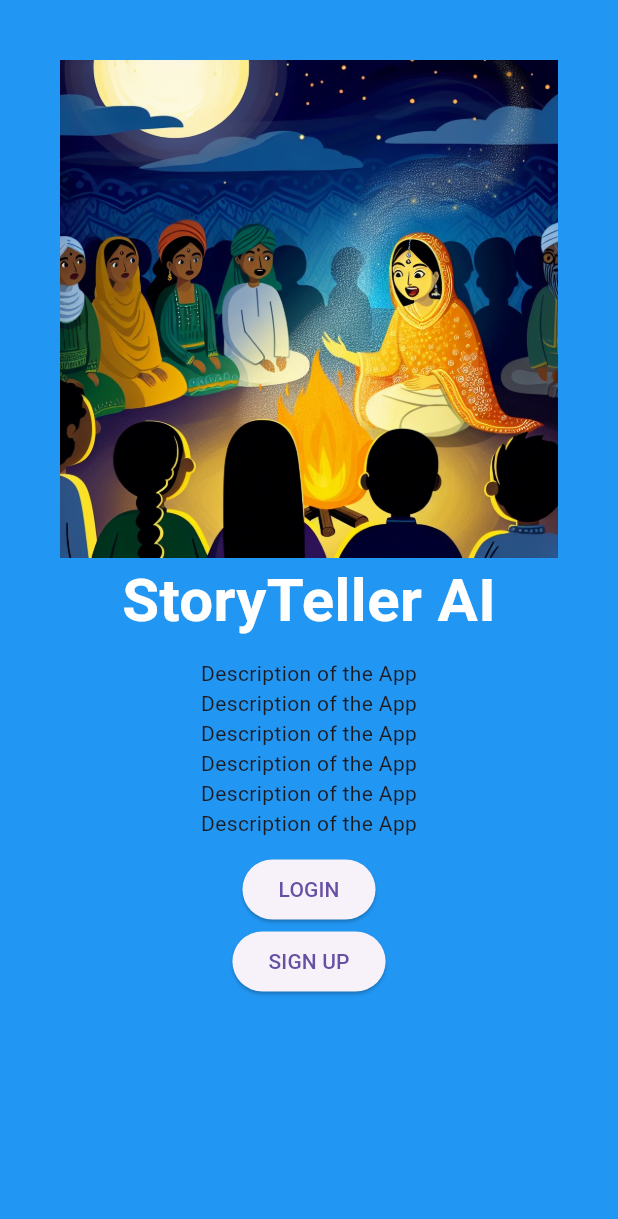
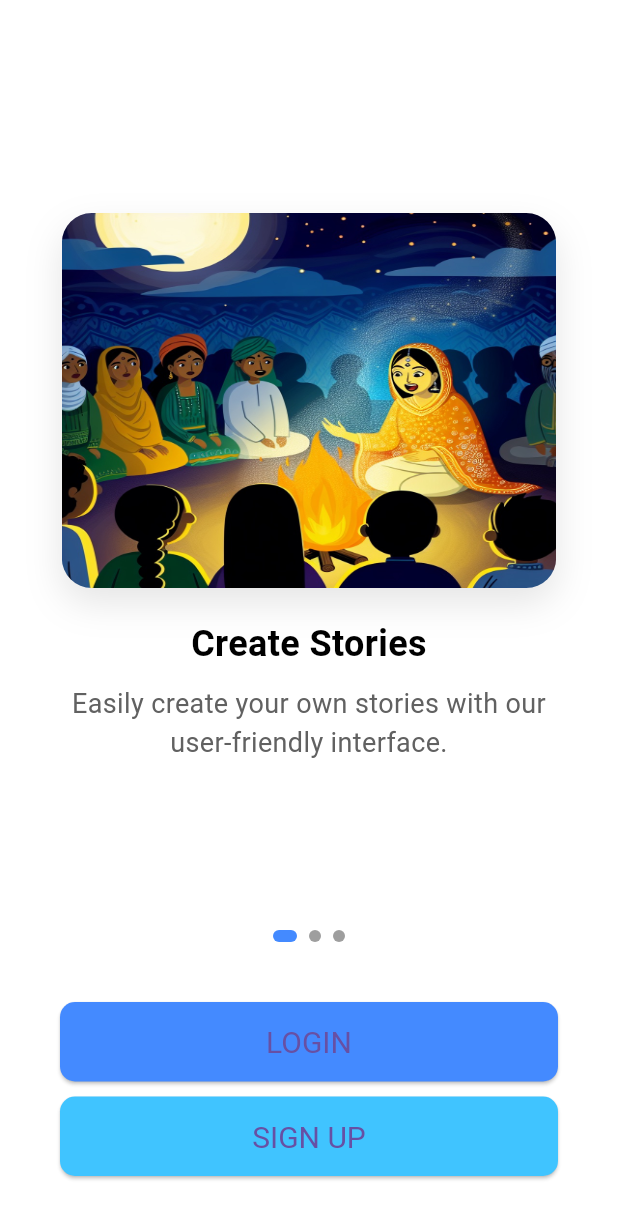
Before and after one commit to storytellerksu/storyteller_ai, a Flutter app: the screen it shows after launch, on a phone screen of 412 x 824 dp. Shown: the top 1219 px of the screen. Run offline on Flutter 3.47's test engine with Material 3 defaults, Android fonts, the phone set to English and light mode, and no system bars; our stand-ins replace cloud_firestore, firebase_auth, firebase_core; accounts and stored records are empty; Roboto replaces fonts that are missing (San Francisco).

Commit message:
added UI designs for autherization page

```diff
--- a/lib/pages/auth/authorization_menu.dart
+++ b/lib/pages/auth/authorization_menu.dart
@@ -1,42 +1,73 @@
-// ignore_for_file: prefer_const_constructors, prefer_const_literals_to_create_immutables
-
 import 'package:flutter/material.dart';
 import 'package:storytellerai/pages/auth/login_page.dart';
 import 'package:storytellerai/pages/auth/registration.dart';
 
-class AuthorizationMenu extends StatelessWidget {
+class AuthorizationMenu extends StatefulWidget {
   const AuthorizationMenu({super.key});
 
   @override
+  _AuthorizationMenuState createState() => _AuthorizationMenuState();
+}
+
+class _AuthorizationMenuState extends State<AuthorizationMenu> {
+  final PageController _pageController = PageController();
+  int _currentPage = 0;
+
+  @override
+  void initState() {
+    super.initState();
+    _pageController.addListener(() {
+      setState(() {
+        _currentPage = _pageController.page!.round();
+      });
+    });
+  }
+
+  @override
+  void dispose() {
+    _pageController.dispose();
+    super.dispose();
+  }
+
+  @override
   Widget build(BuildContext context) {
-    return PopScope(
-      canPop: false,
+    return WillPopScope(
+      onWillPop: () async => false,
       child: Scaffold(
-        backgroundColor: Colors.blue,
-        body: Center(
-          child: Padding(
+        backgroundColor: Colors.white,
+        body: Column(
+          mainAxisAlignment: MainAxisAlignment.center,
+          children: [
+            Expanded(
+              child: PageView(
+                controller: _pageController,
+                children: [
+                  _buildCarouselItem(
+                    image: "assets/storylady.jpeg",
+                    title: "Create Stories",
+                    description: "Easily create your own stories with our user-friendly interface.",
+                  ),
+                  _buildCarouselItem(
+                    image: "assets/genres.jpg",
+                    title: "Explore Genres",
+                    description: "Browse a wide range of genres to find inspiration.",
+                  ),
+                  _buildCarouselItem(
+                    image: "assets/sharing.webp",
+                    title: "Share Your Stories",
+                    description: "Publish your stories and reach a wider audience.",
+                  ),
+                ],
+              ),
+            ),
+            _buildPageIndicators(),
+            Padding(
               padding: const EdgeInsets.all(40),
               child: Column(
                 children: [
-                Image.asset(
-                  "assets/storylady.jpeg",
-                ),
-                Text(
-                  "StoryTeller AI",
-                  style: TextStyle(
-                      fontWeight: FontWeight.bold,
-                      fontSize: 40,
-                      color: Colors.white),
-                ),
-                SizedBox(height: 10),
-                Text("Description of the App"),
-                Text("Description of the App"),
-                Text("Description of the App"),
-                Text("Description of the App"),
-                Text("Description of the App"),
-                Text("Description of the App"),
-                SizedBox(height: 10),
-                ElevatedButton(
+                  SizedBox(
+                    width: double.infinity,
+                    child: ElevatedButton(
                       onPressed: () {
                         Navigator.push(
                           context,
@@ -45,9 +76,21 @@ class AuthorizationMenu extends StatelessWidget {
                           ),
                         );
                       },
+                      style: ElevatedButton.styleFrom(
+                        padding: EdgeInsets.symmetric(vertical: 15),
+                        backgroundColor: Colors.blueAccent,
+                        shape: RoundedRectangleBorder(
+                          borderRadius: BorderRadius.circular(10),
+                        ),
+                        textStyle: TextStyle(fontSize: 20, fontFamily: 'San Francisco'),
+                      ),
                       child: Text("LOGIN"),
                     ),
-                ElevatedButton(
+                  ),
+                  SizedBox(height: 10),
+                  SizedBox(
+                    width: double.infinity,
+                    child: ElevatedButton(
                       onPressed: () {
                         Navigator.push(
                           context,
@@ -56,13 +99,101 @@ class AuthorizationMenu extends StatelessWidget {
                           ),
                         );
                       },
+                      style: ElevatedButton.styleFrom(
+                        padding: EdgeInsets.symmetric(vertical: 15),
+                        backgroundColor: Colors.lightBlueAccent,
+                        shape: RoundedRectangleBorder(
+                          borderRadius: BorderRadius.circular(10),
+                        ),
+                        textStyle: TextStyle(fontSize: 20, fontFamily: 'San Francisco'),
+                      ),
                       child: Text("SIGN UP"),
+                    ),
                   ),
                 ],
               ),
             ),
+          ],
         ),
       ),
     );
   }
+
+  Widget _buildCarouselItem({required String image, required String title, required String description}) {
+    return Padding(
+      padding: const EdgeInsets.all(20),
+      child: Column(
+        mainAxisAlignment: MainAxisAlignment.center,
+        crossAxisAlignment: CrossAxisAlignment.center,
+        children: [
+          Padding(
+          padding: const EdgeInsets.only(top: 30), // Added padding to push the image down
+          child: Container(
+            height: 250, // Adjust height as needed
+            decoration: BoxDecoration(
+              borderRadius: BorderRadius.circular(20),
+              boxShadow: [
+                BoxShadow(
+                  color: Colors.black.withOpacity(0.1),
+                  blurRadius: 20,
+                  offset: Offset(0, 10),
+                ),
+              ],
+            ),
+              child: ClipRRect(
+                borderRadius: BorderRadius.circular(20),
+                child: Image.asset(
+                  image,
+                  fit: BoxFit.fill,
+                  height: 200, // Increased image height
+                  width: MediaQuery.of(context).size.width * 0.8, // Responsive width
+                ),
+              ),
+            ),
+          ),
+          SizedBox(height: 20),
+          Text(
+            title,
+            style: TextStyle(
+              fontWeight: FontWeight.bold,
+              fontSize: 24,
+              color: Colors.black,
+              fontFamily: 'San Francisco',
+            ),
+            textAlign: TextAlign.center,
+          ),
+          SizedBox(height: 10),
+          Padding(
+            padding: const EdgeInsets.symmetric(horizontal: 20),
+            child: Text(
+              description,
+              textAlign: TextAlign.center,
+              style: TextStyle(
+                color: Colors.grey[700],
+                fontSize: 18,
+                fontFamily: 'San Francisco',
+              ),
+            ),
+          ),
+        ],
+      ),
+    );
   }
+
+  Widget _buildPageIndicators() {
+    return Row(
+      mainAxisAlignment: MainAxisAlignment.center,
+      children: List.generate(3, (index) {
+        return Container(
+          margin: EdgeInsets.symmetric(horizontal: 4),
+          height: 8,
+          width: _currentPage == index ? 16 : 8,
+          decoration: BoxDecoration(
+            color: _currentPage == index ? Colors.blueAccent : Colors.grey,
+            borderRadius: BorderRadius.circular(12),
+          ),
+        );
+      }),
+    );
+  }
+}
--- a/pubspec.yaml
+++ b/pubspec.yaml
@@ -69,6 +69,8 @@ flutter:
     - assets/librarybooks.jpeg
     - assets/placehold.jpeg
     - assets/storypage_mock.png
+    - assets/genres.jpg
+    - assets/sharing.webp
 
   # An image asset can refer to one or more resolution-specific "variants", see
   # https://flutter.dev/to/resolution-aware-images
```
Also changed, not shown: assets/genres.jpg (added), assets/sharing.webp (added). Lines whose indentation alone changed are shown as unchanged.
